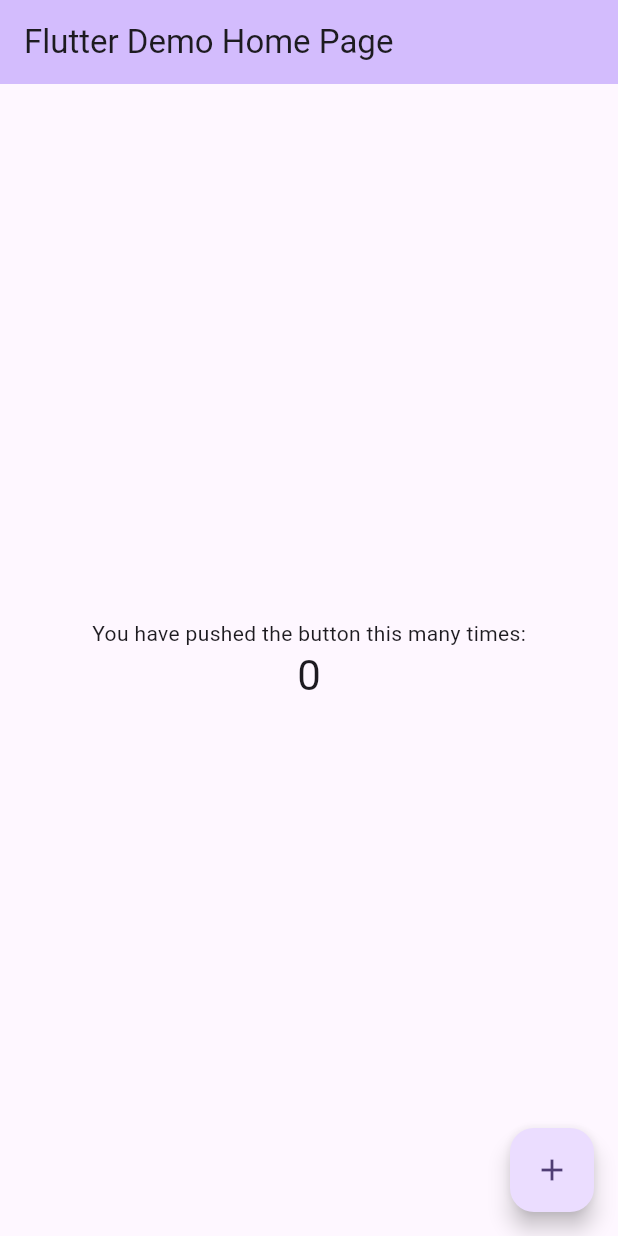
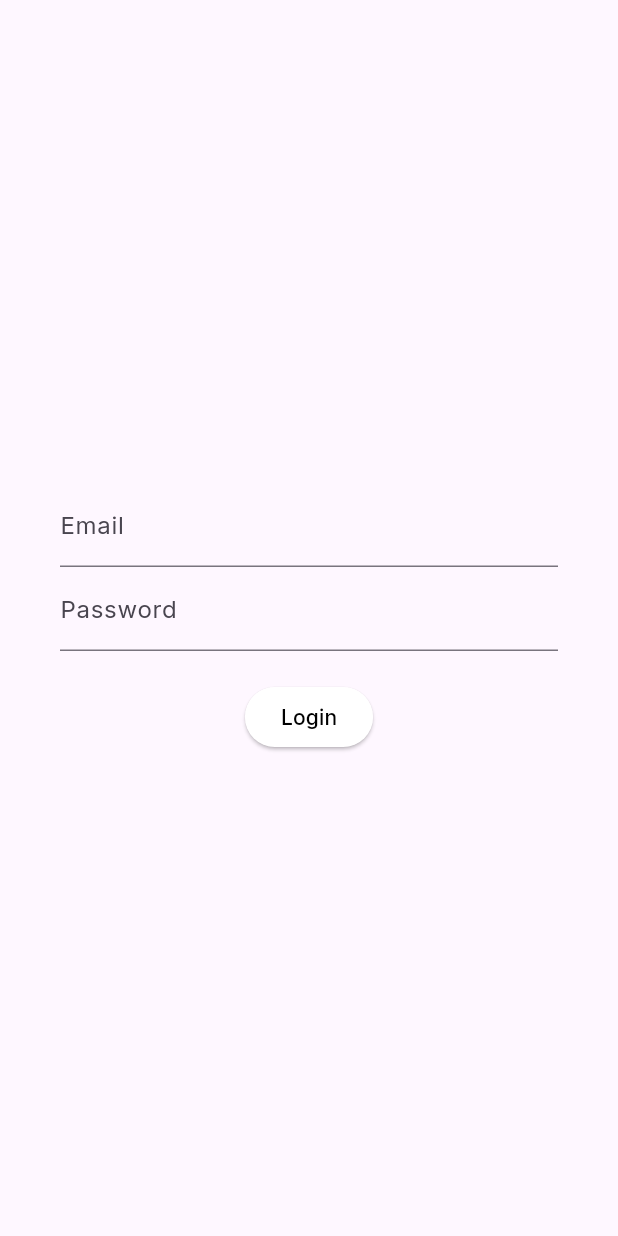
Before and after one commit to open-ci-io/openci, a Flutter app: the screen it shows after launch, on a phone screen of 412 x 824 dp. Run offline on Flutter 3.47's test engine with Material 3 defaults, Android fonts, the phone set to English and light mode, and no system bars; our stand-ins replace args, cloud_firestore, firebase_auth, firebase_core, flutter_hooks, freezed_annotation and 4 more; missing offline and left inert: cli_completion, dart_firebase_admin, dartssh2, mason_logger, process_run, pub_updater; accounts and stored records are empty; generated files the repository leaves out were written again.

Commit message:
update: dashboard

```diff
--- a/apps/dashboard/lib/main.dart
+++ b/apps/dashboard/lib/main.dart
@@ -1,125 +1,30 @@
+import 'package:dashboard/src/features/auth_gate/presentation/auth_gate.dart';
+import 'package:dashboard/src/features/top/presentation/top_page.dart';
 import 'package:flutter/material.dart';
+import 'package:google_fonts/google_fonts.dart';
+import 'package:hooks_riverpod/hooks_riverpod.dart';
 
-void main() {
-  runApp(const MyApp());
+import 'package:firebase_core/firebase_core.dart'; // Import Firebase Core
+
+void main() async {
+  WidgetsFlutterBinding.ensureInitialized();
+  await Firebase.initializeApp(); // Initialize Firebase
+  runApp(const ProviderScope(child: MyApp()));
 }
 
 class MyApp extends StatelessWidget {
-  const MyApp({super.key});
+  const MyApp({super.key}); // Fix the super constructor
 
-  // This widget is the root of your application.
   @override
   Widget build(BuildContext context) {
+    final textTheme = Theme.of(context).textTheme;
+
     return MaterialApp(
-      title: 'Flutter Demo',
       theme: ThemeData(
-        // This is the theme of your application.
-        //
-        // TRY THIS: Try running your application with "flutter run". You'll see
-        // the application has a purple toolbar. Then, without quitting the app,
-        // try changing the seedColor in the colorScheme below to Colors.green
-        // and then invoke "hot reload" (save your changes or press the "hot
-        // reload" button in a Flutter-supported IDE, or press "r" if you used
-        // the command line to start the app).
-        //
-        // Notice that the counter didn't reset back to zero; the application
-        // state is not lost during the reload. To reset the state, use hot
-        // restart instead.
-        //
-        // This works for code too, not just values: Most code changes can be
-        // tested with just a hot reload.
-        colorScheme: ColorScheme.fromSeed(seedColor: Colors.deepPurple),
+        textTheme: GoogleFonts.interTextTheme(textTheme).copyWith(),
         useMaterial3: true,
       ),
-      home: const MyHomePage(title: 'Flutter Demo Home Page'),
+      home: const AuthGate(),
     );
   }
 }
-
-class MyHomePage extends StatefulWidget {
-  const MyHomePage({super.key, required this.title});
-
-  // This widget is the home page of your application. It is stateful, meaning
-  // that it has a State object (defined below) that contains fields that affect
-  // how it looks.
-
-  // This class is the configuration for the state. It holds the values (in this
-  // case the title) provided by the parent (in this case the App widget) and
-  // used by the build method of the State. Fields in a Widget subclass are
-  // always marked "final".
-
-  final String title;
-
-  @override
-  State<MyHomePage> createState() => _MyHomePageState();
-}
-
-class _MyHomePageState extends State<MyHomePage> {
-  int _counter = 0;
-
-  void _incrementCounter() {
-    setState(() {
-      // This call to setState tells the Flutter framework that something has
-      // changed in this State, which causes it to rerun the build method below
-      // so that the display can reflect the updated values. If we changed
-      // _counter without calling setState(), then the build method would not be
-      // called again, and so nothing would appear to happen.
-      _counter++;
-    });
-  }
-
-  @override
-  Widget build(BuildContext context) {
-    // This method is rerun every time setState is called, for instance as done
-    // by the _incrementCounter method above.
-    //
-    // The Flutter framework has been optimized to make rerunning build methods
-    // fast, so that you can just rebuild anything that needs updating rather
-    // than having to individually change instances of widgets.
-    return Scaffold(
-      appBar: AppBar(
-        // TRY THIS: Try changing the color here to a specific color (to
-        // Colors.amber, perhaps?) and trigger a hot reload to see the AppBar
-        // change color while the other colors stay the same.
-        backgroundColor: Theme.of(context).colorScheme.inversePrimary,
-        // Here we take the value from the MyHomePage object that was created by
-        // the App.build method, and use it to set our appbar title.
-        title: Text(widget.title),
-      ),
-      body: Center(
-        // Center is a layout widget. It takes a single child and positions it
-        // in the middle of the parent.
-        child: Column(
-          // Column is also a layout widget. It takes a list of children and
-          // arranges them vertically. By default, it sizes itself to fit its
-          // children horizontally, and tries to be as tall as its parent.
-          //
-          // Column has various properties to control how it sizes itself and
-          // how it positions its children. Here we use mainAxisAlignment to
-          // center the children vertically; the main axis here is the vertical
-          // axis because Columns are vertical (the cross axis would be
-          // horizontal).
-          //
-          // TRY THIS: Invoke "debug painting" (choose the "Toggle Debug Paint"
-          // action in the IDE, or press "p" in the console), to see the
-          // wireframe for each widget.
-          mainAxisAlignment: MainAxisAlignment.center,
-          children: <Widget>[
-            const Text(
-              'You have pushed the button this many times:',
-            ),
-            Text(
-              '$_counter',
-              style: Theme.of(context).textTheme.headlineMedium,
-            ),
-          ],
-        ),
-      ),
-      floatingActionButton: FloatingActionButton(
-        onPressed: _incrementCounter,
-        tooltip: 'Increment',
-        child: const Icon(Icons.add),
-      ), // This trailing comma makes auto-formatting nicer for build methods.
-    );
-  }
-}
--- /dev/null
+++ b/apps/dashboard/lib/src/constants/colors.dart
@@ -0,0 +1,5 @@
+import 'package:flutter/material.dart';
+
+class AppColors {
+  static const darkNavy = Color(0xFF111729);
+}
--- /dev/null
+++ b/apps/dashboard/lib/src/features/auth_gate/presentation/auth_gate.dart
@@ -0,0 +1,31 @@
+import 'package:dashboard/src/features/login/presentation/login_page.dart';
+import 'package:dashboard/src/features/menu/presentation/menu_page.dart';
+import 'package:firebase_auth/firebase_auth.dart';
+import 'package:flutter/material.dart';
+
+class AuthGate extends StatefulWidget {
+  const AuthGate({super.key});
+
+  @override
+  _AuthGateState createState() => _AuthGateState();
+}
+
+class _AuthGateState extends State<AuthGate> {
+  final FirebaseAuth _auth = FirebaseAuth.instance;
+  User? _user;
+
+  @override
+  void initState() {
+    super.initState();
+    _auth.authStateChanges().listen((User? user) {
+      setState(() {
+        _user = user;
+      });
+    });
+  }
+
+  @override
+  Widget build(BuildContext context) {
+    return _user == null ? const LoginPage() : const MenuPage();
+  }
+}
--- /dev/null
+++ b/apps/dashboard/lib/src/features/login/presentation/login_controller.dart
@@ -0,0 +1,22 @@
+import 'package:firebase_auth/firebase_auth.dart';
+import 'package:riverpod_annotation/riverpod_annotation.dart';
+part 'login_controller.g.dart';
+
+@riverpod
+class LoginController extends _$LoginController {
+  @override
+  void build() {
+    return;
+  }
+
+  Future<void> signInWithEmailAndPassword({
+    required String email,
+    required String password,
+  }) async {
+    final res = await FirebaseAuth.instance.signInWithEmailAndPassword(
+      email: email,
+      password: password,
+    );
+    print(res.user?.toString());
+  }
+}
--- /dev/null
+++ b/apps/dashboard/lib/src/features/login/presentation/login_page.dart
@@ -0,0 +1,59 @@
+import 'package:dashboard/src/features/login/presentation/login_controller.dart';
+import 'package:flutter/material.dart';
+import 'package:flutter_hooks/flutter_hooks.dart';
+import 'package:hooks_riverpod/hooks_riverpod.dart';
+
+class LoginPage extends HookConsumerWidget {
+  const LoginPage({super.key});
+
+  @override
+  Widget build(BuildContext context, WidgetRef ref) {
+    final emailController = useTextEditingController();
+    final passwordController = useTextEditingController();
+    final controller = ref.watch(loginControllerProvider.notifier);
+
+    return Scaffold(
+      body: Center(
+        child: Padding(
+          padding: const EdgeInsets.all(40.0),
+          child: Column(
+            mainAxisAlignment: MainAxisAlignment.center,
+            children: [
+              TextField(
+                controller: emailController,
+                decoration: const InputDecoration(
+                  labelText: 'Email',
+                ),
+                cursorColor: Colors.black, // Set cursor color to black
+              ),
+              TextField(
+                controller: passwordController,
+                decoration: const InputDecoration(
+                  labelText: 'Password',
+                ),
+                cursorColor: Colors.black, // Set cursor color to black
+              ),
+              const SizedBox(height: 20),
+              ElevatedButton(
+                style: ElevatedButton.styleFrom(
+                  backgroundColor:
+                      Colors.white, // Set button background color to white
+                ),
+                onPressed: () => controller.signInWithEmailAndPassword(
+                  email: emailController.text,
+                  password: passwordController.text,
+                ),
+                child: const Text(
+                  'Login',
+                  style: TextStyle(
+                    color: Colors.black, // Set text color to black
+                  ),
+                ),
+              )
+            ],
+          ),
+        ),
+      ),
+    );
+  }
+}
```
Also changed, not shown: apps/dashboard/analysis_options.yaml (+3 -23 lines), apps/dashboard/lib/src/features/edit/edit_organizations/presentation/edit_org_page.dart (added, +73 -0 lines), apps/dashboard/lib/src/features/edit/edit_workflow/presentation/edit_workflow_page.dart (added, +73 -0 lines), apps/dashboard/lib/src/features/menu/presentation/menu_page.dart (added, +50 -0 lines), apps/dashboard/lib/src/features/top/presentation/top_page.dart (added, +36 -0 lines), apps/dashboard/pubspec.yaml (+16 -3 lines), apps/dashboard/firebase.json (added), apps/dashboard/lib/firebase_options.dart (added), apps/dashboard/lib/src/features/login/presentation/login_controller.g.dart (added), apps/dashboard/pubspec.lock, 17 other files.
